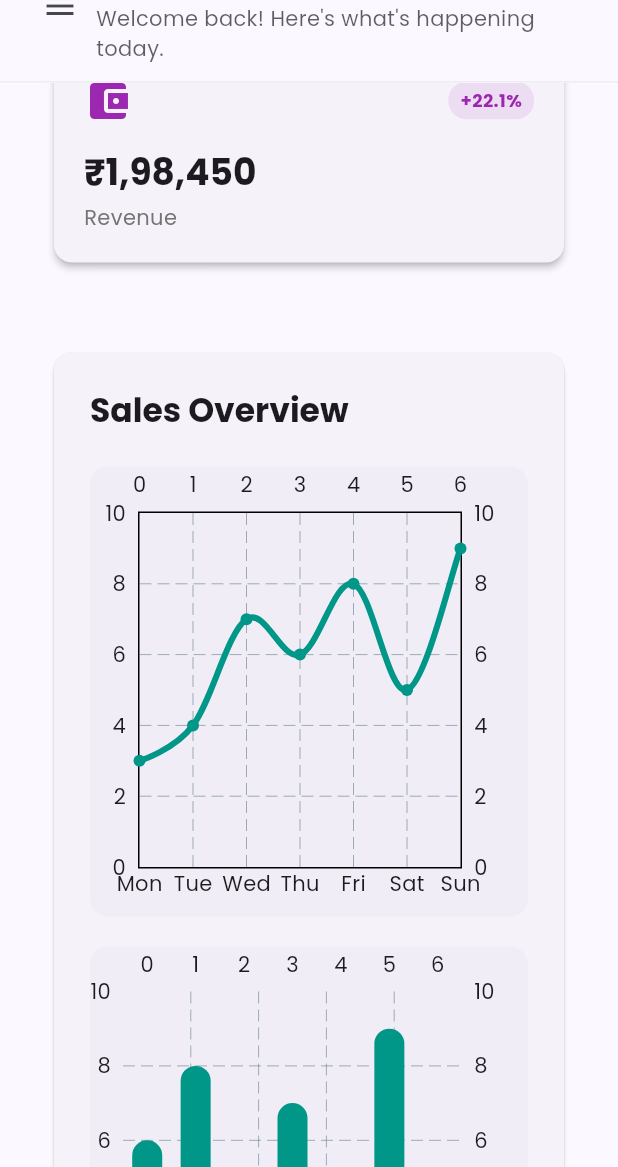
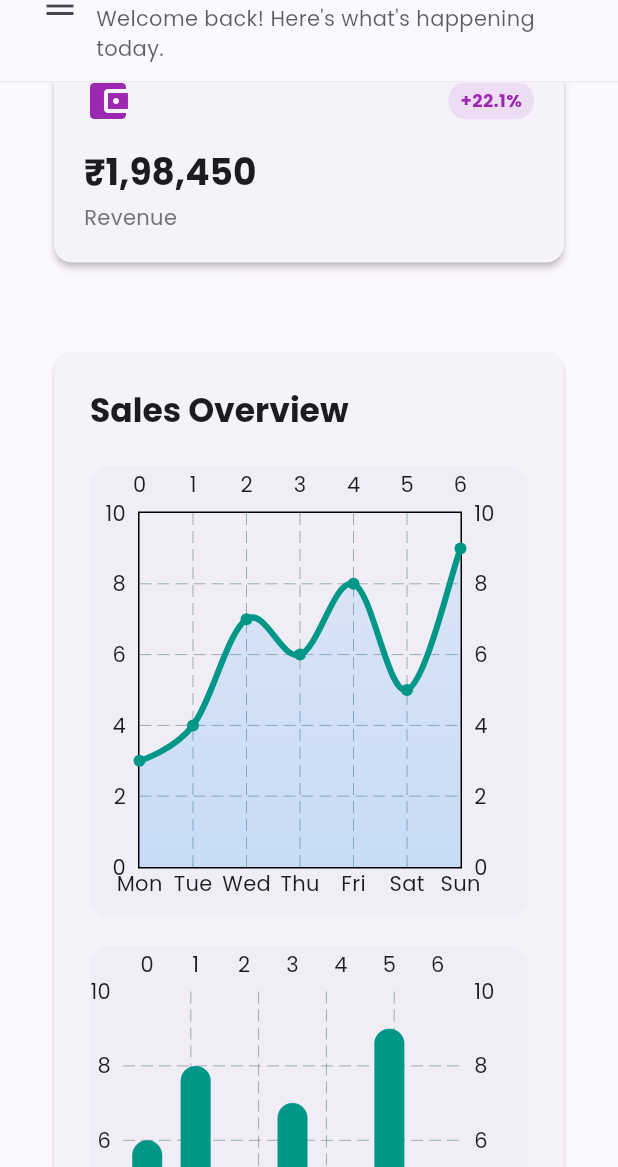
Before and after one commit to mahekpatel019/Flutter-Web-Site, a Flutter app: the screen it shows after launch, scrolled down 576 dp, on a phone screen of 412 x 824 dp, the part 69-1236 px from its top. Run offline on Flutter 3.47's test engine with Material 3 defaults, Android fonts, the light colour scheme and no system bars; drawn by our look-alikes of fl_chart; our stand-ins replace google_fonts.

Commit message:
26-07-2025

```diff
--- a/lib/widgets/chart_widgets/line_chart_widget.dart
+++ b/lib/widgets/chart_widgets/line_chart_widget.dart
@@ -20,9 +20,28 @@ class SalesLineChartWidget extends StatelessWidget {
           borderData: FlBorderData(show: true),
           lineBarsData: [
             LineChartBarData(
+              belowBarData: BarAreaData(
+                show: true,
+                color: Colors.blue.withOpacity(0.1),
+                gradient: LinearGradient(
+                  colors: [
+                    Colors.blue.withOpacity(0.1),
+                    Colors.blue.withOpacity(0.2),
+                  ],
+                  begin: Alignment.topCenter,
+                  end: Alignment.bottomCenter,
+                ),
+                cutOffY: 4,
+                applyCutOffY: false,
+              ),
               spots: const [
-                FlSpot(0, 3), FlSpot(1, 4), FlSpot(2, 7),
-                FlSpot(3, 6), FlSpot(4, 8), FlSpot(5, 5), FlSpot(6, 9),
+                FlSpot(0, 3),
+                FlSpot(1, 4),
+                FlSpot(2, 7),
+                FlSpot(3, 6),
+                FlSpot(4, 8),
+                FlSpot(5, 5),
+                FlSpot(6, 9),
               ],
               isCurved: true,
               color: Colors.teal,
```
